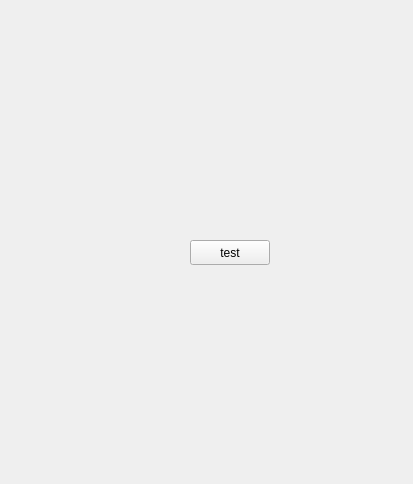
Old version of the form StadiumTourProject/tablefilter.ui in the repository joeyCampbelll/CS1D-Project-2.
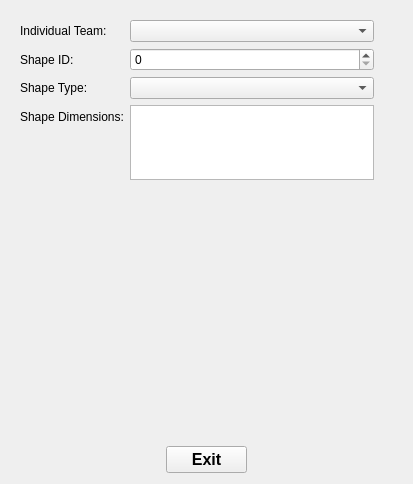
New version of the form.

Commit message: got some filters working

The edit to the form file:
```diff
--- a/StadiumTourProject/tablefilter.ui
+++ b/StadiumTourProject/tablefilter.ui
@@ -13,17 +13,76 @@
   <property name="windowTitle">
    <string>Form</string>
   </property>
-  <widget class="QPushButton" name="pushButton">
+  <widget class="QWidget" name="layoutWidget">
    <property name="geometry">
     <rect>
-     <x>190</x>
-     <y>240</y>
-     <width>80</width>
-     <height>25</height>
+     <x>20</x>
+     <y>20</y>
+     <width>354</width>
+     <height>160</height>
     </rect>
+   </property>
+   <layout class="QFormLayout" name="AddEditGeneralLayout">
+    <item row="0" column="0">
+     <widget class="QLabel" name="ShapesLabel">
+      <property name="text">
+       <string>Individual Team:</string>
+      </property>
+     </widget>
+    </item>
+    <item row="0" column="1">
+     <widget class="QComboBox" name="individualTeamEntry"/>
+    </item>
+    <item row="1" column="0">
+     <widget class="QLabel" name="ShapeIdLabel">
+      <property name="text">
+       <string>Shape ID:</string>
+      </property>
+     </widget>
+    </item>
+    <item row="1" column="1">
+     <widget class="QSpinBox" name="ShapeIdEntry"/>
+    </item>
+    <item row="2" column="0">
+     <widget class="QLabel" name="ShapeTypeLabel">
+      <property name="text">
+       <string>Shape Type:</string>
+      </property>
+     </widget>
+    </item>
+    <item row="2" column="1">
+     <widget class="QComboBox" name="ShapeTypeEntry"/>
+    </item>
+    <item row="3" column="0">
+     <widget class="QLabel" name="ShapeDimensionsLabel">
+      <property name="text">
+       <string>Shape Dimensions:</string>
+      </property>
+     </widget>
+    </item>
+    <item row="3" column="1">
+     <widget class="QTextEdit" name="ShapeDimensionsEntry"/>
+    </item>
+   </layout>
+  </widget>
+  <widget class="QPushButton" name="exitFiltersButton">
+   <property name="geometry">
+    <rect>
+     <x>166</x>
+     <y>446</y>
+     <width>81</width>
+     <height>27</height>
+    </rect>
+   </property>
+   <property name="font">
+    <font>
+     <pointsize>12</pointsize>
+     <weight>75</weight>
+     <bold>true</bold>
+    </font>
    </property>
    <property name="text">
-    <string>test</string>
+    <string>Exit</string>
    </property>
   </widget>
  </widget>
```
The commit also changes 14 other files.
